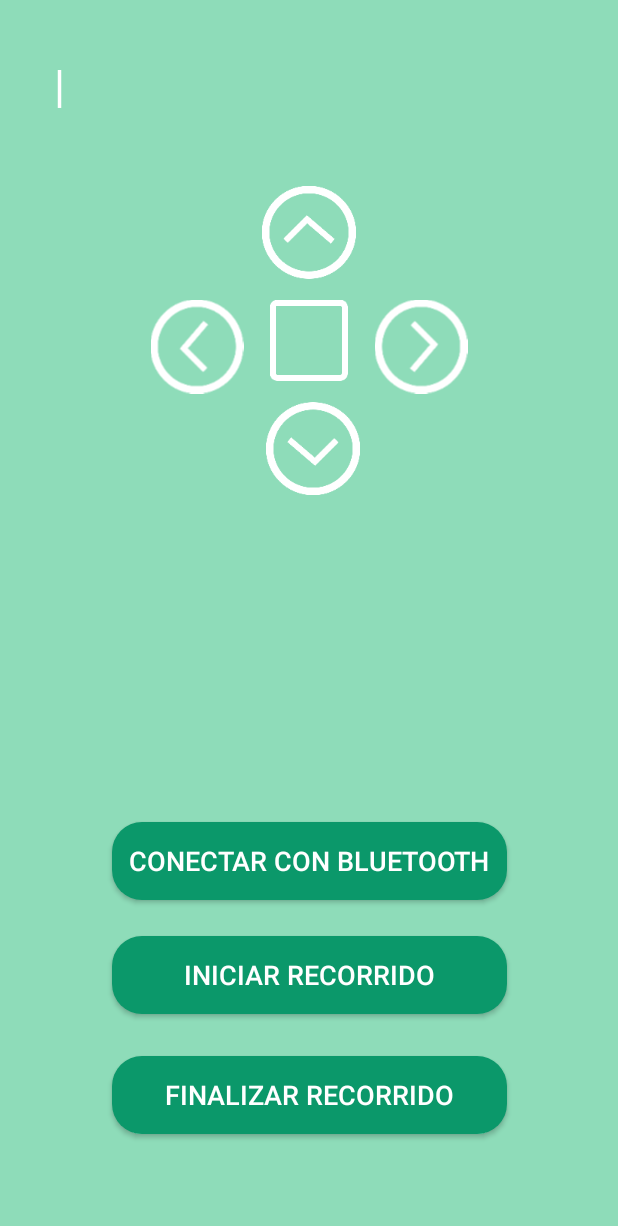
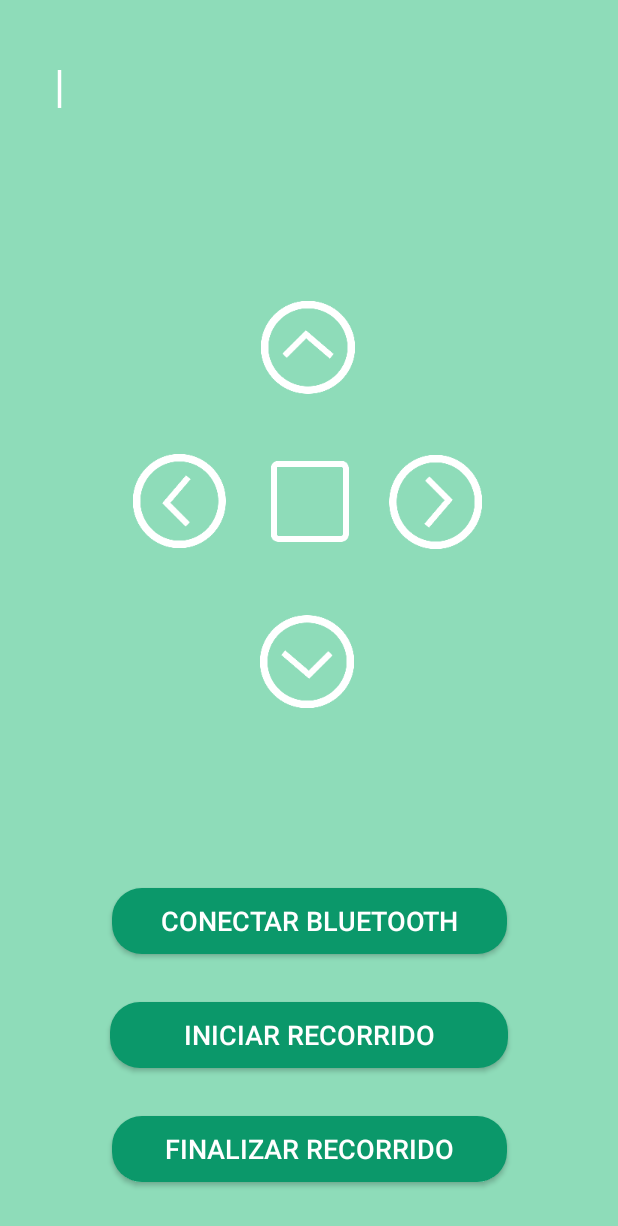
Before and after one commit to dionej11/BotTrash, an Android app: the cuarta_activity screen opened directly, with no data from a screen before it, on a phone screen of 412 x 824 dp. Shown: the top 1226 px of the screen. Run offline under Robolectric (Android 15) with nearby library versions, the phone set to English and light mode, and no system bars.

Commit message:
sin warnings

```diff
--- a/app/src/main/res/layout/activity_cuarta_activity.xml
+++ b/app/src/main/res/layout/activity_cuarta_activity.xml
@@ -10,15 +10,14 @@
     <Button
         android:id="@+id/btnFinalizar"
         android:layout_width="263dp"
-        android:layout_height="52dp"
-        android:layout_marginBottom="68dp"
+        android:layout_height="44dp"
+        android:layout_marginBottom="36dp"
         android:background="@drawable/button_rounded"
-        android:text="Finalizar recorrido"
+        android:text="@string/fin"
         android:textColor="#FFFFFF"
         android:textSize="18sp"
         app:layout_constraintBottom_toBottomOf="parent"
         app:layout_constraintEnd_toEndOf="parent"
-        app:layout_constraintHorizontal_bias="0.5"
         app:layout_constraintStart_toStartOf="parent"
         app:layout_constraintTop_toBottomOf="@+id/lugar"
         app:layout_constraintVertical_bias="0.195" />
@@ -26,49 +25,48 @@
     <Button
         android:id="@+id/btnConectarBlue"
         android:layout_width="263dp"
-        android:layout_height="52dp"
-        android:layout_marginBottom="224dp"
+        android:layout_height="44dp"
+        android:layout_marginBottom="188dp"
         android:background="@drawable/button_rounded"
         android:onClick="Siguiente"
-        android:text="Conectar con Bluetooth"
+        android:text="@string/conect"
         android:textColor="#FFFFFF"
         android:textSize="18sp"
         app:layout_constraintBottom_toBottomOf="parent"
         app:layout_constraintEnd_toEndOf="parent"
-        app:layout_constraintHorizontal_bias="0.5"
         app:layout_constraintStart_toStartOf="parent"
         app:layout_constraintTop_toBottomOf="@+id/lugar"
         app:layout_constraintVertical_bias="0.195" />
 
     <Button
         android:id="@+id/btnIniciar"
-        android:layout_width="263dp"
-        android:layout_height="52dp"
-        android:layout_marginBottom="148dp"
+        android:layout_width="265dp"
+        android:layout_height="44dp"
+        android:layout_marginBottom="112dp"
         android:background="@drawable/button_rounded"
-        android:text="Iniciar recorrido"
+        android:text="@string/inicio"
         android:textColor="#FFFFFF"
         android:textSize="18sp"
         app:layout_constraintBottom_toBottomOf="parent"
         app:layout_constraintEnd_toEndOf="parent"
-        app:layout_constraintHorizontal_bias="0.5"
         app:layout_constraintStart_toStartOf="parent"
         app:layout_constraintTop_toBottomOf="@+id/lugar"
         app:layout_constraintVertical_bias="0.195" />
 
     <ImageButton
         android:id="@+id/btnAtras"
-        android:layout_width="wrap_content"
-        android:layout_height="wrap_content"
-        android:layout_marginTop="268dp"
-        android:layout_marginEnd="172dp"
+        android:layout_width="70dp"
+        android:layout_height="70dp"
         android:background="#00FFFFFF"
         android:backgroundTint="#FFFFFF"
+        android:contentDescription="@string/descri"
         android:rotation="180"
+        app:layout_constraintBottom_toTopOf="@+id/btnConectarBlue"
         app:layout_constraintEnd_toEndOf="parent"
-        app:layout_constraintHorizontal_bias="1.0"
+        app:layout_constraintHorizontal_bias="0.498"
         app:layout_constraintStart_toStartOf="parent"
-        app:layout_constraintTop_toTopOf="parent"
+        app:layout_constraintTop_toBottomOf="@+id/btnDetener"
+        app:layout_constraintVertical_bias="0.242"
         app:srcCompat="@mipmap/controles" />
 
     <TextView
@@ -77,7 +75,7 @@
         android:layout_height="wrap_content"
         android:layout_marginStart="36dp"
         android:layout_marginTop="36dp"
-        android:text="|"
+        android:text="@string/barra"
         android:textColor="#FFFFFF"
         android:textSize="30sp"
         app:layout_constraintStart_toStartOf="parent"
@@ -89,58 +87,68 @@
         android:layout_height="wrap_content"
         android:layout_marginStart="8dp"
         android:layout_marginTop="44dp"
-        android:text="Nombre cambiante"
+        android:text="@string/cambia"
         android:textSize="24sp"
         app:layout_constraintStart_toEndOf="@+id/textView6"
         app:layout_constraintTop_toTopOf="parent" />
 
     <ImageButton
         android:id="@+id/btnAdelante"
-        android:layout_width="wrap_content"
-        android:layout_height="wrap_content"
-        android:layout_marginTop="124dp"
+        android:layout_width="70dp"
+        android:layout_height="70dp"
         android:background="#00FFFFFF"
         android:backgroundTint="#FFFFFF"
+        android:contentDescription="@string/descri"
+        app:layout_constraintBottom_toTopOf="@+id/btnDetener"
         app:layout_constraintEnd_toEndOf="parent"
+        app:layout_constraintHorizontal_bias="0.498"
         app:layout_constraintStart_toStartOf="parent"
-        app:layout_constraintTop_toTopOf="parent"
+        app:layout_constraintTop_toBottomOf="@+id/tv_cambiante"
+        app:layout_constraintVertical_bias="0.785"
         app:srcCompat="@mipmap/controles" />
 
     <ImageButton
         android:id="@+id/btnIzquierda"
-        android:layout_width="wrap_content"
-        android:layout_height="wrap_content"
-        android:layout_marginStart="100dp"
-        android:layout_marginTop="200dp"
+        android:layout_width="70dp"
+        android:layout_height="70dp"
+        android:layout_marginEnd="5dp"
         android:background="#00FFFFFF"
         android:backgroundTint="#FFFFFF"
+        android:contentDescription="@string/descri"
         android:rotation="-90"
+        app:layout_constraintBottom_toTopOf="@+id/btnConectarBlue"
+        app:layout_constraintEnd_toStartOf="@+id/btnDetener"
+        app:layout_constraintHorizontal_bias="0.885"
         app:layout_constraintStart_toStartOf="parent"
-        app:layout_constraintTop_toTopOf="parent"
+        app:layout_constraintTop_toBottomOf="@+id/tv_cambiante"
         app:srcCompat="@mipmap/controles" />
 
     <ImageButton
         android:id="@+id/btnDerecha"
-        android:layout_width="wrap_content"
-        android:layout_height="wrap_content"
-        android:layout_marginTop="200dp"
-        android:layout_marginEnd="100dp"
+        android:layout_width="70dp"
+        android:layout_height="70dp"
+        android:layout_marginStart="5dp"
         android:background="#00FFFFFF"
         android:backgroundTint="#FFFFFF"
+        android:contentDescription="@string/descri"
         android:rotation="90"
+        app:layout_constraintBottom_toTopOf="@+id/btnConectarBlue"
         app:layout_constraintEnd_toEndOf="parent"
-        app:layout_constraintTop_toTopOf="parent"
+        app:layout_constraintHorizontal_bias="0.094"
+        app:layout_constraintStart_toEndOf="@+id/btnDetener"
+        app:layout_constraintTop_toBottomOf="@+id/tv_cambiante"
         app:srcCompat="@mipmap/controles" />
 
     <ImageButton
         android:id="@+id/btnDetener"
-        android:layout_width="wrap_content"
-        android:layout_height="wrap_content"
+        android:layout_width="70dp"
+        android:layout_height="70dp"
         android:background="#00FFFFFF"
-        app:layout_constraintBottom_toTopOf="@+id/btnAtras"
-        app:layout_constraintEnd_toStartOf="@+id/btnDerecha"
-        app:layout_constraintStart_toEndOf="@+id/btnIzquierda"
-        app:layout_constraintTop_toBottomOf="@+id/btnAdelante"
+        android:contentDescription="@string/descri"
+        app:layout_constraintBottom_toTopOf="@+id/btnConectarBlue"
+        app:layout_constraintEnd_toEndOf="parent"
+        app:layout_constraintStart_toStartOf="parent"
+        app:layout_constraintTop_toBottomOf="@+id/tv_cambiante"
         app:srcCompat="@mipmap/buttoncentro" />
 
 </androidx.constraintlayout.widget.ConstraintLayout>
--- a/app/src/main/res/layout/activity_main.xml
+++ b/app/src/main/res/layout/activity_main.xml
@@ -5,13 +5,14 @@
     android:layout_width="match_parent"
     android:layout_height="match_parent"
     android:background="#8EDCB9"
+    android:contentDescription="@string/descri"
     tools:context=".MainActivity">
 
     <TextView
         android:id="@+id/titulo_inicio"
         android:layout_width="wrap_content"
         android:layout_height="wrap_content"
-        android:text="BOT TRASH"
+        android:text="@string/txt_inicio"
         android:textColor="#FFFFFF"
         android:textSize="36sp"
         app:layout_constraintBottom_toBottomOf="parent"
@@ -25,6 +26,7 @@
         android:layout_width="102dp"
         android:layout_height="60dp"
         android:background="#00FFFFFF"
+        android:contentDescription="@string/descri"
         android:onClick="siguiente"
         app:layout_constraintBottom_toBottomOf="parent"
         app:layout_constraintEnd_toEndOf="parent"
@@ -39,6 +41,7 @@
         android:layout_width="wrap_content"
         android:layout_height="wrap_content"
         android:background="#00FFFFFF"
+        android:contentDescription="@string/descri"
         app:layout_constraintStart_toStartOf="parent"
         app:layout_constraintTop_toTopOf="parent"
         app:srcCompat="@mipmap/circulo" />
@@ -47,6 +50,7 @@
         android:id="@+id/imageView3"
         android:layout_width="155dp"
         android:layout_height="121dp"
+        android:contentDescription="@string/descri"
         app:layout_constraintBottom_toBottomOf="parent"
         app:layout_constraintEnd_toEndOf="parent"
         app:srcCompat="@mipmap/circulo2" />
--- a/app/src/main/res/layout/activity_segundo.xml
+++ b/app/src/main/res/layout/activity_segundo.xml
@@ -11,7 +11,7 @@
         android:id="@+id/textView"
         android:layout_width="wrap_content"
         android:layout_height="wrap_content"
-        android:text="Aún no hay lugares añadidos"
+        android:text="@string/add_lug"
         android:textColor="#FFFFFF"
         android:textSize="24sp"
         app:layout_constraintBottom_toBottomOf="parent"
@@ -27,6 +27,7 @@
         android:layout_height="59dp"
         android:layout_marginTop="28dp"
         android:background="#00FFFFFF"
+        android:contentDescription="@string/descri"
         android:onClick="siguiente"
         app:layout_constraintEnd_toEndOf="parent"
         app:layout_constraintHorizontal_bias="0.498"
@@ -38,6 +39,7 @@
         android:id="@+id/imageView4"
         android:layout_width="wrap_content"
         android:layout_height="wrap_content"
+        android:contentDescription="@string/descri"
         app:layout_constraintBottom_toBottomOf="parent"
         app:layout_constraintStart_toStartOf="parent"
         app:srcCompat="@mipmap/circulo4" />
--- a/app/src/main/res/layout/activity_sexta_activity.xml
+++ b/app/src/main/res/layout/activity_sexta_activity.xml
@@ -13,7 +13,7 @@
         android:layout_height="wrap_content"
         android:layout_marginStart="36dp"
         android:layout_marginTop="36dp"
-        android:text="|"
+        android:text="@string/barra"
         android:textColor="#FFFFFF"
         android:textSize="30sp"
         app:layout_constraintStart_toStartOf="parent"
@@ -25,7 +25,7 @@
         android:layout_height="wrap_content"
         android:layout_marginStart="8dp"
         android:layout_marginTop="44dp"
-        android:text="Lugares añadidos"
+        android:text="@string/lugares"
         android:textSize="24sp"
         app:layout_constraintStart_toEndOf="@+id/textView5"
         app:layout_constraintTop_toTopOf="parent" />
@@ -37,6 +37,7 @@
         android:layout_marginEnd="52dp"
         android:layout_marginBottom="36dp"
         android:background="#00FFFFFF"
+        android:contentDescription="@string/descri"
         android:onClick="Volver"
         app:layout_constraintBottom_toBottomOf="parent"
         app:layout_constraintEnd_toEndOf="parent"
--- a/app/src/main/res/values/strings.xml
+++ b/app/src/main/res/values/strings.xml
@@ -1,3 +1,16 @@
 <resources>
     <string name="app_name">BotTrash</string>
+    <string name="txt_inicio">Bot Trash</string>
+    <string name="descri">Circulos</string>
+    <string name="add_lug">Aún no hay lugares añadidos</string>
+    <string name="txt_lug">Lugar</string>
+    <string name="barra">|</string>
+    <string name="in_txt">Nombre del lugar</string>
+    <string name="next">Siguiente</string>
+    <string name="cambia">Nombre cambiante</string>
+    <string name="fin">Finalizar recorrido</string>
+    <string name="conect">Conectar Bluetooth</string>
+    <string name="inicio">Iniciar recorrido</string>
+    <string name="limpia">Limpiando...</string>
+    <string name="lugares">Lugares añadidos</string>
 </resources>
```
Also changed, not shown: app/src/main/res/layout/activity_quinta_activity.xml (+7 -4 lines), app/src/main/res/layout/activity_tercer.xml (+10 -6 lines).
